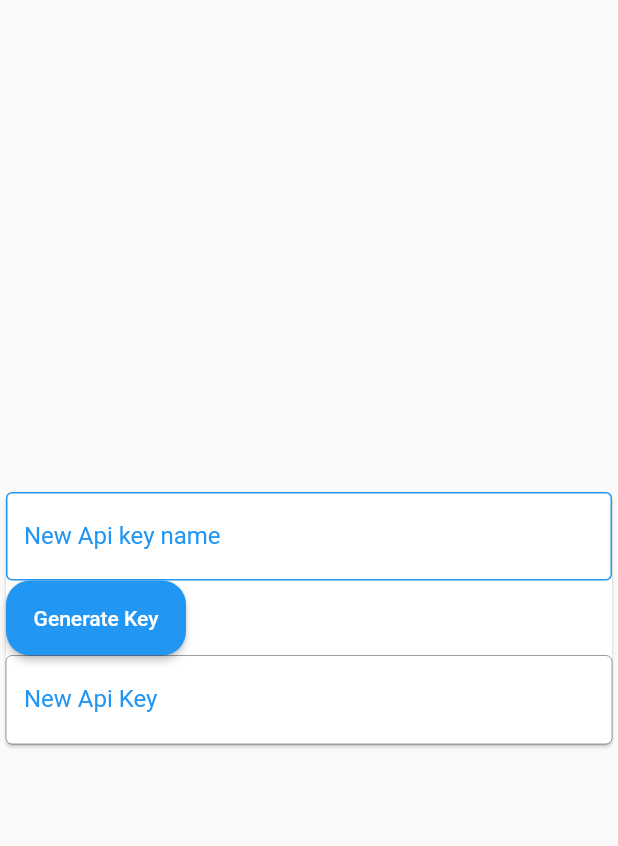
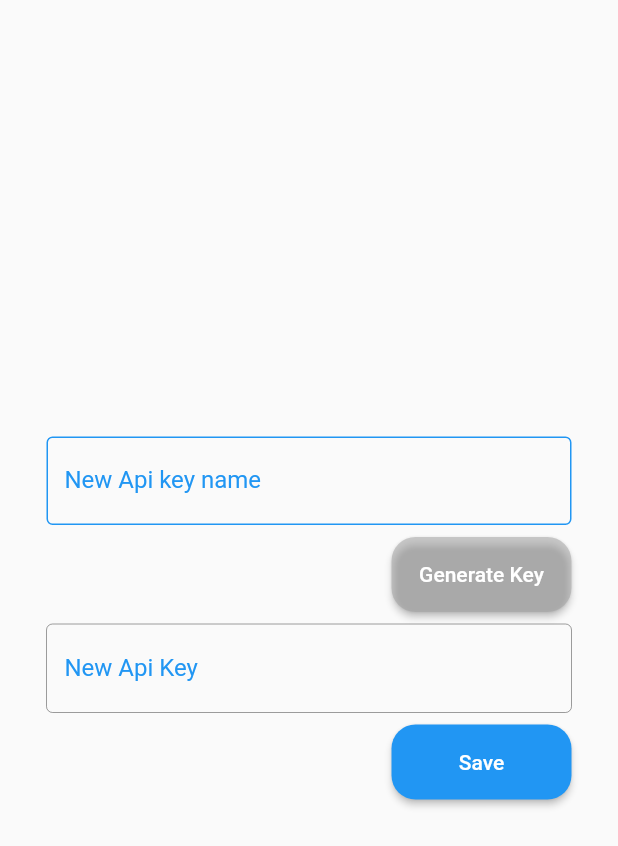
Before and after one commit to hhldiniz/euro_exchange_website, a Flutter app: the AddApiKeyPage screen opened by its route, on a phone screen of 412 x 824 dp. Shown: the top 846 px of the screen. Run offline on Flutter 3.47's test engine with Material 2 defaults, Android fonts, the phone set to English and light mode, and no system bars; our stand-ins replace dio, get.

Commit message:
Adding functionality to generate api keys

```diff
--- /dev/null
+++ b/lib/controllers/add_api_key_form_controller.dart
@@ -0,0 +1,26 @@
+import 'dart:convert';
+
+import 'package:crypto/crypto.dart';
+import 'package:euro_exchange_api_website/controllers/base_controller.dart';
+import 'package:flutter/widgets.dart';
+
+class AddApiKeyFormController extends BaseController {
+  TextEditingController apiKeyFieldController = TextEditingController();
+
+  generateApiKey() {
+    apiKeyFieldController.text = md5
+        .convert(utf8.encode(DateTime.now().millisecond.toString()))
+        .toString();
+  }
+
+  @override
+  bool get isPermanent => true;
+
+  @override
+  bool get lazy => false;
+
+  @override
+  String get tag => Tag;
+
+  static const String Tag = "AddApiKeyFormController";
+}
--- a/lib/main.dart
+++ b/lib/main.dart
@@ -5,6 +5,7 @@ import 'package:euro_exchange_api_website/pages/list_api_keys.dart';
 import 'package:euro_exchange_api_website/pages/login.dart';
 import 'package:euro_exchange_api_website/pages/manage_api_keys.dart';
 import 'package:euro_exchange_api_website/pages/signup.dart';
+import 'package:euro_exchange_api_website/util/bindings/add_api_key_bindings.dart';
 import 'package:euro_exchange_api_website/util/bindings/home_bindings.dart';
 import 'package:euro_exchange_api_website/util/bindings/login_bindings.dart';
 import 'package:euro_exchange_api_website/util/bindings/signup_bindings.dart';
@@ -39,10 +40,13 @@ class MyApp extends StatelessWidget {
         GetPage(name: "/login", page: () => Login(), binding: LoginBindings()),
         GetPage(
             name: "/signup", page: () => Signup(), binding: SignupBindings()),
-        GetPage(name: "/about", page: ()=> About()),
-        GetPage(name: "/manage_api_keys", page: ()=> ManageApiKeys()),
-        GetPage(name: "/add_api_key", page: ()=> AddApiKeyPage()),
-        GetPage(name: "/my_api_keys", page: ()=> ListApiKeys()),
+        GetPage(name: "/about", page: () => About()),
+        GetPage(name: "/manage_api_keys", page: () => ManageApiKeys()),
+        GetPage(
+            name: "/add_api_key",
+            page: () => AddApiKeyPage(),
+            binding: AddApiKeyBindings()),
+        GetPage(name: "/my_api_keys", page: () => ListApiKeys()),
       ],
     );
   }
--- a/lib/pages/add_api_key.dart
+++ b/lib/pages/add_api_key.dart
@@ -1,6 +1,9 @@
+import 'package:euro_exchange_api_website/controllers/add_api_key_form_controller.dart';
+import 'package:euro_exchange_api_website/util/dependency_injector.dart';
 import 'package:euro_exchange_api_website/util/localizations.dart';
 import 'package:euro_exchange_api_website/widgets/material_text_form_field.dart';
 import 'package:euro_exchange_api_website/widgets/primary_button.dart';
+import 'package:euro_exchange_api_website/widgets/secondary_button.dart';
 import 'package:flutter/material.dart';
 import 'package:flutter/widgets.dart';
 
@@ -8,11 +11,16 @@ class AddApiKeyPage extends StatelessWidget {
   @override
   Widget build(BuildContext context) {
     MyAppLocalizations _localizations = MyAppLocalizations.of(context)!;
+    AddApiKeyFormController _addApiKeyFormController =
+        DependencyInjector.getDependencyByTag(AddApiKeyFormController.Tag);
+
     return Scaffold(
-      body: Column(
+      body: Center(
+        child: Column(
           mainAxisAlignment: MainAxisAlignment.center,
           children: [
-          Card(
+            Container(
+              constraints: BoxConstraints(maxWidth: 350),
               child: Form(
                   child: Column(
                 children: [
@@ -27,8 +35,15 @@ class AddApiKeyPage extends StatelessWidget {
                     ],
                   ),
                   Row(
+                    mainAxisAlignment: MainAxisAlignment.end,
                     children: [
-                    PrimaryButton(_localizations.generateApiKeyButton, () => {})
+                      Padding(
+                        padding: EdgeInsets.symmetric(vertical: 8),
+                        child: SecondaryButton(
+                            _localizations.generateApiKeyButton, () => {
+                              _addApiKeyFormController.generateApiKey()
+                        }),
+                      )
                     ],
                   ),
                   Row(
@@ -36,10 +51,20 @@ class AddApiKeyPage extends StatelessWidget {
                       Expanded(
                           flex: 1,
                           child: MaterialTextFormField(
-                          initialValue: "",
+                            controller:
+                                _addApiKeyFormController.apiKeyFieldController,
                             labelText: _localizations.generatedApiKey,
                             editable: false,
                           ))
+                    ],
+                  ),
+                  Row(
+                    mainAxisAlignment: MainAxisAlignment.end,
+                    children: [
+                      Padding(
+                        padding: EdgeInsets.only(top: 8),
+                        child: PrimaryButton(_localizations.save, () => {}),
+                      )
                     ],
                   )
                 ],
@@ -47,6 +72,7 @@ class AddApiKeyPage extends StatelessWidget {
             )
           ],
         ),
+      ),
     );
   }
 }
--- /dev/null
+++ b/lib/util/bindings/add_api_key_bindings.dart
@@ -0,0 +1,11 @@
+import 'package:euro_exchange_api_website/controllers/add_api_key_form_controller.dart';
+import 'package:euro_exchange_api_website/util/dependency_injector.dart';
+import 'package:get/get.dart';
+
+class AddApiKeyBindings extends Bindings{
+  @override
+  void dependencies() {
+    DependencyInjector.injectDependency([AddApiKeyFormController()]);
+  }
+
+}
--- a/lib/util/localizations.dart
+++ b/lib/util/localizations.dart
@@ -30,7 +30,8 @@ class MyAppLocalizations {
       "yourApiKeysLabel": "Your Api Keys",
       "newApiKeyNameLabel": "New Api key name",
       "generateApiKeyButton": "Generate Key",
-      "generatedApiKey": "New Api Key"
+      "generatedApiKey": "New Api Key",
+      "save": "Save"
     },
     "pt": {
       "apiPresentation": 'Euro Exchange é uma Api que ajuda você a conseguir '
@@ -50,7 +51,8 @@ class MyAppLocalizations {
       "yourApiKeysLabel": "Suas Chages de Api",
       "newApiKeyNameLabel": "Novo nome de chave de Api",
       "generateApiKeyButton": "Gerar Chave",
-      "generatedApiKey": "Nova chave de Api"
+      "generatedApiKey": "Nova chave de Api",
+      "save": "Salvar"
     }
   };
 
@@ -107,6 +109,9 @@ class MyAppLocalizations {
   String get generatedApiKey =>
       _localizedValues[locale.languageCode]?['generatedApiKey'] ??
           "Value Error";
+
+  String get save =>
+      _localizedValues[locale.languageCode]?['save'] ?? "Value Error";
 }
 
 class MyAppLocalizationsDelegate
--- a/pubspec.yaml
+++ b/pubspec.yaml
@@ -18,6 +18,7 @@ dependencies:
   url_launcher: ^6.0.4
   get: ^4.1.4
   dio: ^4.0.0
+  crypto: ^3.0.1
 
 
 dev_dependencies:
```
Also changed, not shown: pubspec.lock. Lines whose indentation alone changed are shown as unchanged.
